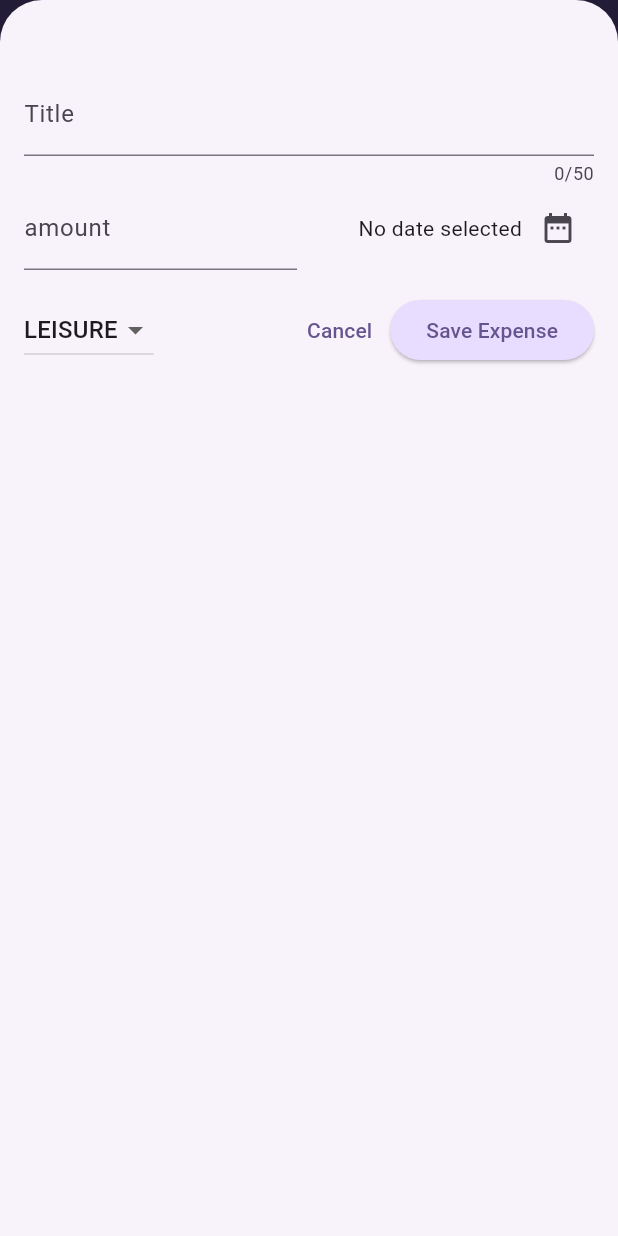
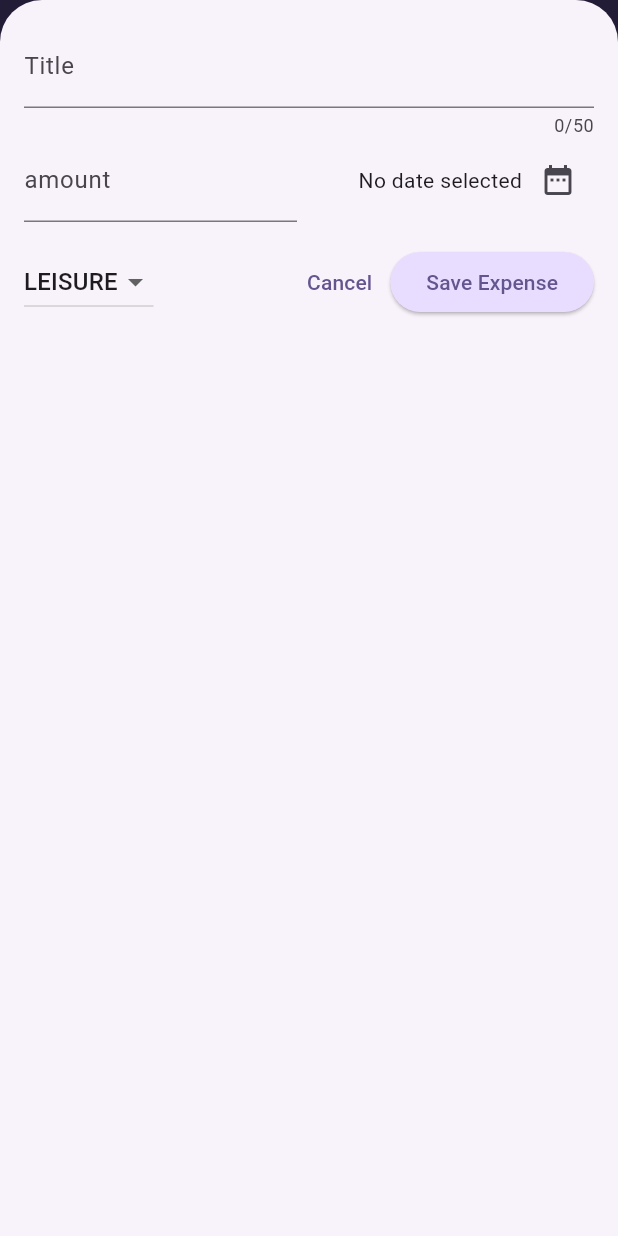
Before and after one commit to trinhtienquang/Flutter_tutorial, a Flutter app: the screen it shows after launch, after a tap on the "add" icon, on a phone screen of 412 x 824 dp. Run offline on Flutter 3.47's test engine with Material 3 defaults, Android fonts, the phone set to English and light mode, and no system bars; our stand-ins replace animated_text_kit, dio, geolocator, google_fonts; missing offline and left inert: confirm_dialog, face_camera.

Commit message:
resposive & adaptive user

```diff
--- a/expense_tracker/lib/widgets/expenses.dart
+++ b/expense_tracker/lib/widgets/expenses.dart
@@ -29,6 +29,7 @@ class _ExpensesState extends State<Expenses> {
 
   void _openAddExpenseOverlay() {
     showModalBottomSheet(
+      useSafeArea: true,
       isScrollControlled: true,
       context: context,
       builder: (ctx) => NewExpense(onAddExpense: _addExpense),
@@ -65,6 +66,8 @@ class _ExpensesState extends State<Expenses> {
 
   @override
   Widget build(BuildContext context) {
+    final width = MediaQuery.of(context).size.width;
+
     Widget mainContent = Center(
       child: Text('No expenses found. Start adding somthing'),
     );
@@ -83,12 +86,20 @@ class _ExpensesState extends State<Expenses> {
           IconButton(onPressed: _openAddExpenseOverlay, icon: Icon(Icons.add)),
         ],
       ),
-      body: Column(
-        children: [
-          Chart(expenses: _registeredExpenses),
-          Expanded(child: mainContent),
-        ],
-      ),
+      body:
+          width < 600
+              ? Column(
+                children: [
+                  Chart(expenses: _registeredExpenses),
+                  Expanded(child: mainContent),
+                ],
+              )
+              : Row(
+                children: [
+                  Expanded(child: Chart(expenses: _registeredExpenses)),
+                  Expanded(child: mainContent),
+                ],
+              ),
     );
   }
 }
--- a/expense_tracker/lib/widgets/new_expense.dart
+++ b/expense_tracker/lib/widgets/new_expense.dart
@@ -1,3 +1,6 @@
+import 'dart:io';
+
+import 'package:flutter/cupertino.dart';
 import 'package:flutter/material.dart';
 import 'package:expense_tracker/models/expense.dart';
 
@@ -30,15 +33,27 @@ class _NewExpenseState extends State<NewExpense> {
     });
   }
 
-  void _submitExpenseData() {
-    final enteredAmount = double.tryParse(
-      _amountController.text,
-    ); //tryParse('hello') => null
-
-    if (_titleController.text.trim().isEmpty ||
-        enteredAmount == null ||
-        enteredAmount <= 0 ||
-        _selectedDate == null) {
+  void _showDialog() {
+    if (!Platform.isAndroid) {
+      showCupertinoDialog(
+        context: context,
+        builder:
+            (ctx) => CupertinoAlertDialog(
+              title: Text('Invalid input'),
+              content: Text(
+                'Please make sure a valid title, amount, date and ctegory was entered.',
+              ),
+              actions: [
+                TextButton(
+                  onPressed: () {
+                    Navigator.pop(ctx);
+                  },
+                  child: Text('OKay'),
+                ),
+              ],
+            ),
+      );
+    }
     showDialog(
       context: context,
       builder:
@@ -57,6 +72,18 @@ class _NewExpenseState extends State<NewExpense> {
             ],
           ),
     );
+  }
+
+  void _submitExpenseData() {
+    final enteredAmount = double.tryParse(
+      _amountController.text,
+    ); //tryParse('hello') => null
+
+    if (_titleController.text.trim().isEmpty ||
+        enteredAmount == null ||
+        enteredAmount <= 0 ||
+        _selectedDate == null) {
+      _showDialog();
       return;
     }
 
@@ -80,8 +107,12 @@ class _NewExpenseState extends State<NewExpense> {
 
   @override
   Widget build(BuildContext context) {
-    return Padding(
-      padding: EdgeInsets.fromLTRB(16, 48, 16, 16),
+    final keyboardSpace = MediaQuery.of(context).viewInsets.bottom;
+    return SizedBox(
+      height: double.infinity,
+      child: SingleChildScrollView(
+        child: Padding(
+          padding: EdgeInsets.fromLTRB(16, 16, 16, keyboardSpace + 16),
           child: Column(
             children: [
               TextField(
@@ -94,7 +125,9 @@ class _NewExpenseState extends State<NewExpense> {
                   Expanded(
                     child: TextField(
                       controller: _amountController,
-                  keyboardType: TextInputType.numberWithOptions(decimal: true),
+                      keyboardType: TextInputType.numberWithOptions(
+                        decimal: true,
+                      ),
                       decoration: InputDecoration(
                         prefixText: '\$ ',
                         label: Text('amount'),
@@ -159,6 +192,8 @@ class _NewExpenseState extends State<NewExpense> {
               ),
             ],
           ),
+        ),
+      ),
     );
   }
 }
```
Lines whose indentation alone changed are shown as unchanged.
